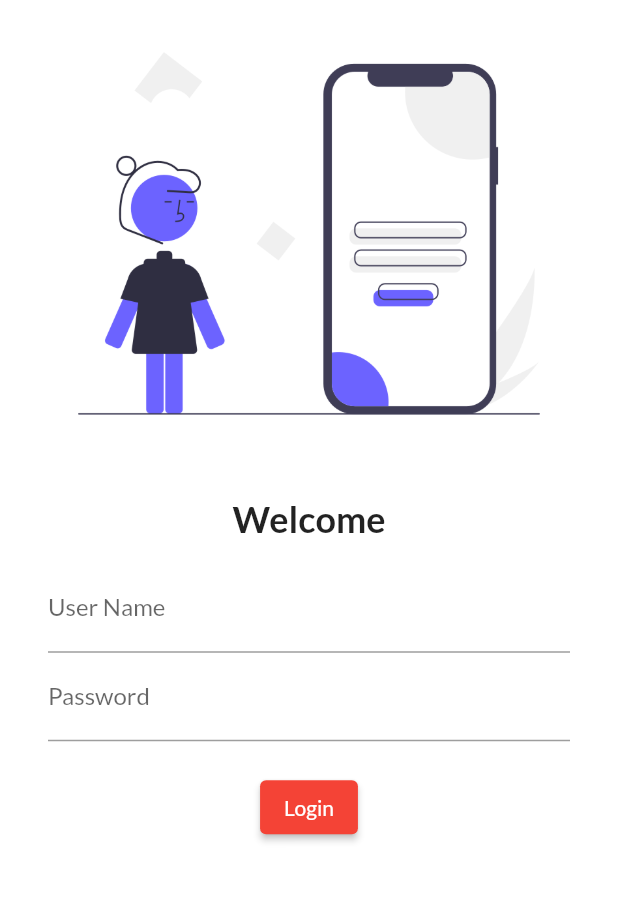
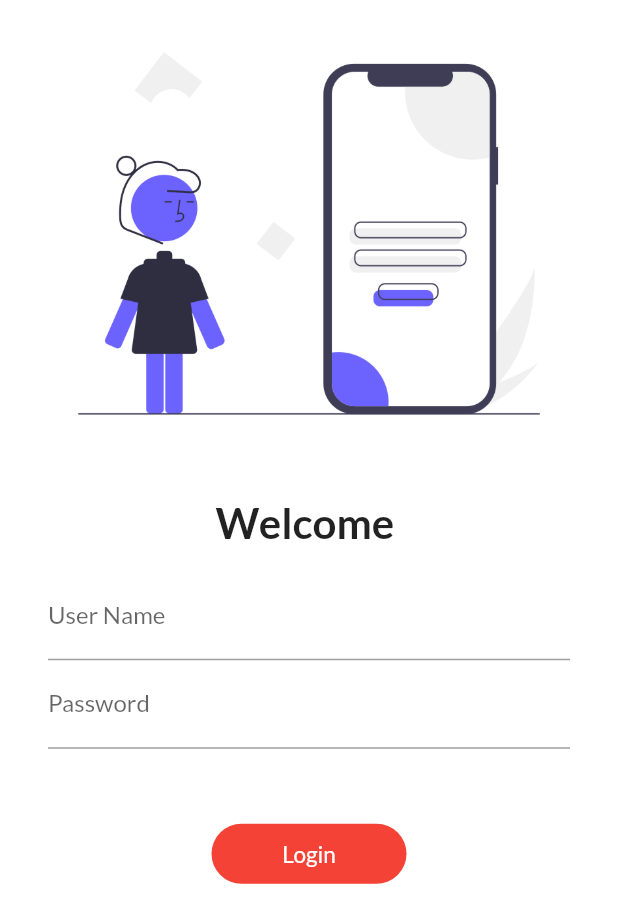
Before and after one commit to syed-owais/FlutterDemoApps, a Flutter app: the screen it shows after launch, on a phone screen of 412 x 824 dp. Shown: the top 923 px of the screen. Run offline on Flutter 3.47's test engine with Material 2 defaults, Android fonts, the phone set to English and light mode, and no system bars; our stand-ins replace google_fonts.

Commit message:
Day 4 done

```diff
--- a/lib/Pages/home_page.dart
+++ b/lib/Pages/home_page.dart
@@ -3,17 +3,18 @@ import "package:flutter/material.dart";
 class HomePage extends StatelessWidget {
   @override
   Widget build(BuildContext context) {
-    final String numApp = "First";
+    const String numApp = "First";
     return Scaffold(
       appBar: AppBar(
-        title: Text("Catalog App"),
+        title: const Text("Catalog App"),
       ),
       body: Center(
+        // ignore: avoid_unnecessary_containers
         child: Container(
-          child: Text("Welcome to the $numApp Flutter App."),
+          child: const Text("Welcome to the $numApp Flutter App."),
         ),
       ),
-      drawer: Drawer(),
+      drawer: const Drawer(),
     );
   }
 }
--- a/lib/Pages/login_page.dart
+++ b/lib/Pages/login_page.dart
@@ -1,11 +1,20 @@
+import 'package:first_app/utils/routes.dart';
 import 'package:flutter/cupertino.dart';
 import 'package:flutter/material.dart';
 
-class LoginPage extends StatelessWidget {
+class LoginPage extends StatefulWidget {
+  @override
+  State<LoginPage> createState() => _LoginPageState();
+}
+
+class _LoginPageState extends State<LoginPage> {
+  String name = '';
+  bool btnStateChange = false;
   @override
   Widget build(BuildContext context) {
     return Material(
       color: Colors.white,
+      child: SingleChildScrollView(
         child: Column(
           children: [
             Image.asset(
@@ -15,11 +24,11 @@ class LoginPage extends StatelessWidget {
             const SizedBox(
               height: 20,
             ),
-          const Text(
-            "Welcome",
-            style: TextStyle(
+            Text(
+              "Welcome $name",
+              style: const TextStyle(
                 fontWeight: FontWeight.bold,
-              fontSize: 24,
+                fontSize: 28,
               ),
             ),
             Padding(
@@ -32,6 +41,10 @@ class LoginPage extends StatelessWidget {
                       label: Text("User Name"),
                       hintText: "Enter username",
                     ),
+                    onChanged: (value) => {
+                      name = value,
+                      setState(() {}),
+                    },
                   ),
                   TextFormField(
                     obscureText: true,
@@ -41,19 +54,55 @@ class LoginPage extends StatelessWidget {
                     ),
                   ),
                   const SizedBox(
-                  height: 20,
+                    height: 50,
                   ),
-                ElevatedButton(
-                    onPressed: () {
-                      // ignore: avoid_print
-                      print("Loggdin");
+                  InkWell(
+                    onTap: () async => {
+                      setState(() {
+                        btnStateChange = true;
+                      }),
+                      await Future.delayed(const Duration(seconds: 1)),
+                      Navigator.pushNamed(context, MyRoutes.homePage)
                     },
-                    child: const Text("Login")),
+                    child: AnimatedContainer(
+                      duration: const Duration(seconds: 1),
+                      height: 40,
+                      width: btnStateChange ? 40 : 130,
+                      child: btnStateChange
+                          ? const Icon(
+                              Icons.done,
+                              color: Colors.white,
+                            )
+                          : const Text(
+                              "Login",
+                              style: TextStyle(
+                                color: Colors.white,
+                                fontSize: 15,
+                              ),
+                            ),
+                      alignment: Alignment.center,
+                      decoration: BoxDecoration(
+                        borderRadius:
+                            BorderRadius.circular(btnStateChange ? 40 : 25),
+                        color: Colors.red,
+                      ),
+                    ),
+                  )
+                  // ElevatedButton(
+                  //   onPressed: () {
+                  //     Navigator.pushNamed(context, MyRoutes.homePage);
+                  //   },
+                  //   child: const Text("Login"),
+                  //   style: TextButton.styleFrom(
+                  //     minimumSize: const Size(130, 40),
+                  //   ),
+                  // ),
                 ],
               ),
             ),
           ],
         ),
+      ),
     );
   }
 }
--- a/lib/main.dart
+++ b/lib/main.dart
@@ -1,5 +1,6 @@
 import 'package:first_app/Pages/home_page.dart';
 import 'package:first_app/Pages/login_page.dart';
+import 'package:first_app/utils/routes.dart';
 import 'package:flutter/material.dart';
 import 'package:google_fonts/google_fonts.dart';
 
@@ -20,8 +21,9 @@ class MyApp extends StatelessWidget {
         brightness: Brightness.dark,
       ),
       routes: {
-        "/": (context) => LoginPage(),
-        "/home": (context) => HomePage(),
+        '/': (context) => LoginPage(),
+        MyRoutes.loginPage: (context) => LoginPage(),
+        MyRoutes.homePage: (context) => HomePage(),
       },
     );
   }
--- /dev/null
+++ b/lib/utils/routes.dart
@@ -0,0 +1,4 @@
+class MyRoutes {
+  static String loginPage = '/login';
+  static String homePage = '/home';
+}
```
Lines whose indentation alone changed are shown as unchanged.
